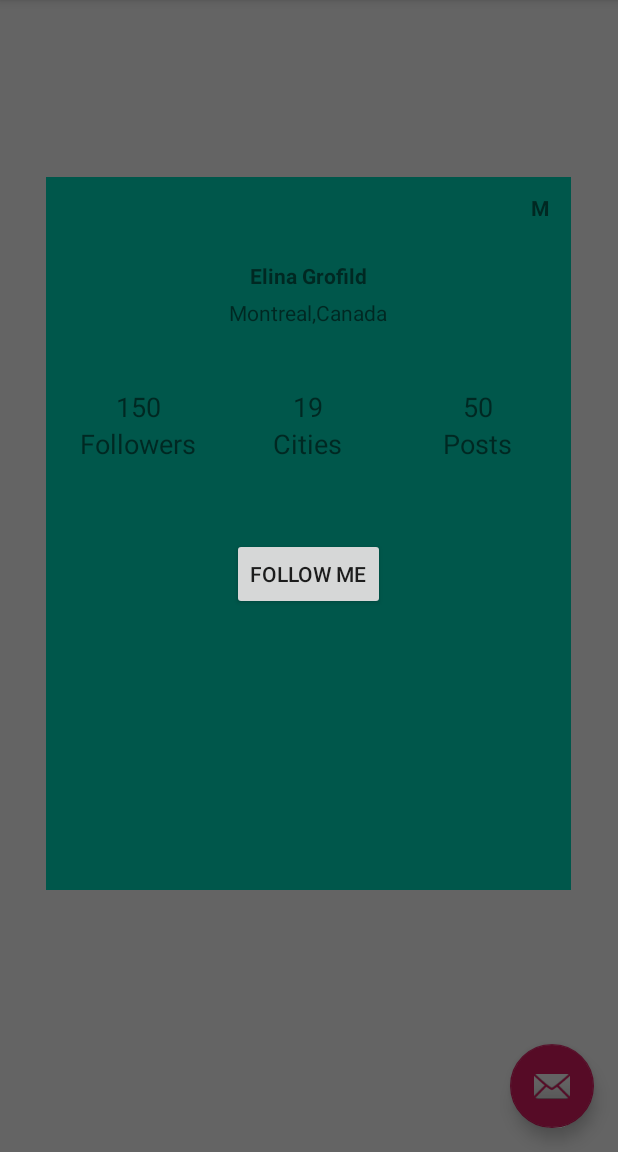
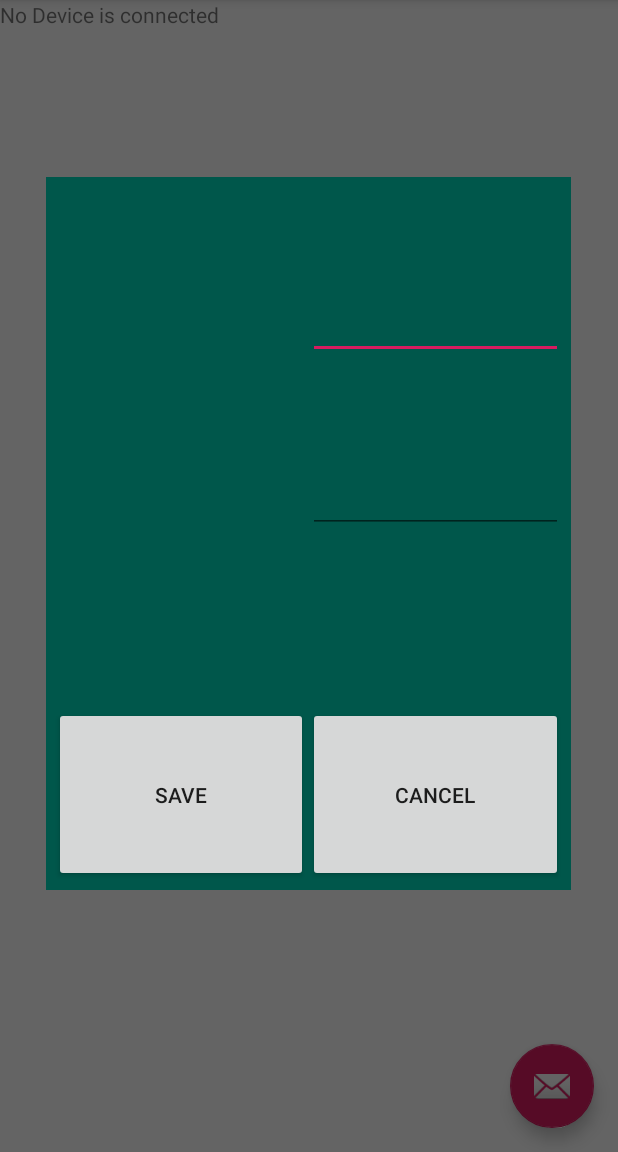
Before and after one commit to keshu6598/ExAppMs, an Android app: the screen it shows after launch (MainActivity), after a tap on an icon or button, on a phone screen of 412 x 824 dp, the part 84-1236 px from its top. Run offline under Robolectric (Android 15) with nearby library versions, the phone set to English and light mode, and no system bars.

```diff
--- /dev/null
+++ b/ExAppMS2/app/src/main/java/com/example/exappms/DBManager.java
@@ -0,0 +1,59 @@
+package com.example.exappms;
+
+import android.content.ContentValues;
+import android.content.Context;
+import android.database.Cursor;
+import android.database.SQLException;
+import android.database.sqlite.SQLiteDatabase;
+
+public class DBManager {
+
+    private DatabaseHelper dbHelper;
+
+    private Context context;
+
+    private SQLiteDatabase database;
+
+    public DBManager(Context c) {
+        context = c;
+    }
+
+    public DBManager open() throws SQLException {
+        dbHelper = new DatabaseHelper(context);
+        database = dbHelper.getWritableDatabase();
+        return this;
+    }
+
+    public void close() {
+        dbHelper.close();
+    }
+
+    public void insert(String room_name, String rasp_id) {
+        ContentValues contentValue = new ContentValues();
+        contentValue.put(DatabaseHelper.SUBJECT, room_name);
+        contentValue.put(DatabaseHelper.DESC, rasp_id);
+        database.insert(DatabaseHelper.TABLE_NAME, null, contentValue);
+    }
+
+    public Cursor fetch() {
+        String[] columns = new String[] { DatabaseHelper._ID, DatabaseHelper.SUBJECT, DatabaseHelper.DESC };
+        Cursor cursor = database.query(DatabaseHelper.TABLE_NAME, columns, null, null, null, null, null);
+        if (cursor != null) {
+            cursor.moveToFirst();
+        }
+        return cursor;
+    }
+
+    public int update(String room_number_id,String room_number, String resp_details) {
+        ContentValues contentValues = new ContentValues();
+        contentValues.put(DatabaseHelper.SUBJECT, room_number);
+        contentValues.put(DatabaseHelper.DESC, resp_details);
+        int i = database.update(DatabaseHelper.TABLE_NAME, contentValues, DatabaseHelper.SUBJECT + " =  \"" + room_number_id + "\"", null);
+        return i;
+    }
+
+    public void delete(String room_number) {
+        database.delete(DatabaseHelper.TABLE_NAME, DatabaseHelper.SUBJECT + "= \"" + room_number + "\"", null);
+    }
+
+}
--- /dev/null
+++ b/ExAppMS2/app/src/main/java/com/example/exappms/DatabaseHelper.java
@@ -0,0 +1,41 @@
+package com.example.exappms;
+
+import android.content.Context;
+import android.database.sqlite.SQLiteDatabase;
+import android.database.sqlite.SQLiteOpenHelper;
+
+public class DatabaseHelper extends SQLiteOpenHelper {
+
+    // Table Name
+    public static final String TABLE_NAME = "COUNTRIES";
+
+    // Table columns
+    public static final String _ID = "_id";
+    public static final String SUBJECT = "subject";
+    public static final String DESC = "description";
+
+    // Database Information
+    static final String DB_NAME = "JOURNALDEV_COUNTRIES.DB";
+
+    // database version
+    static final int DB_VERSION = 1;
+
+    // Creating table query
+    private static final String CREATE_TABLE = "create table " + TABLE_NAME + "(" + _ID
+            + " INTEGER PRIMARY KEY AUTOINCREMENT, " + SUBJECT + " TEXT NOT NULL, " + DESC + " TEXT);";
+
+    public DatabaseHelper(Context context) {
+        super(context, DB_NAME, null, DB_VERSION);
+    }
+
+    @Override
+    public void onCreate(SQLiteDatabase db) {
+        db.execSQL(CREATE_TABLE);
+    }
+
+    @Override
+    public void onUpgrade(SQLiteDatabase db, int oldVersion, int newVersion) {
+        db.execSQL("DROP TABLE IF EXISTS " + TABLE_NAME);
+        onCreate(db);
+    }
+}
--- a/ExAppMS2/app/src/main/java/com/example/exappms/MainActivity.java
+++ b/ExAppMS2/app/src/main/java/com/example/exappms/MainActivity.java
@@ -1,40 +1,78 @@
 package com.example.exappms;
 
 import android.app.Dialog;
-import android.content.Context;
+import android.content.Intent;
+import android.database.Cursor;
 import android.graphics.Color;
 import android.graphics.drawable.ColorDrawable;
-import android.os.Build;
 import android.os.Bundle;
 
 import com.google.android.material.floatingactionbutton.FloatingActionButton;
-import com.google.android.material.snackbar.Snackbar;
-
 import androidx.appcompat.app.AppCompatActivity;
 import androidx.appcompat.widget.Toolbar;
 
-import android.provider.ContactsContract;
-import android.view.Gravity;
-import android.view.LayoutInflater;
 import android.view.View;
 import android.view.Menu;
 import android.view.MenuItem;
-import android.view.ViewGroup;
+import android.widget.AdapterView;
 import android.widget.Button;
-import android.widget.LinearLayout;
-import android.widget.PopupWindow;
-import android.widget.RelativeLayout;
+import android.widget.EditText;
+import android.widget.ListView;
+import android.widget.SimpleCursorAdapter;
 import android.widget.TextView;
 
 public class MainActivity extends AppCompatActivity {
     Dialog myDialog;
+    private SimpleCursorAdapter adapter;
+    private DBManager dbManager;
+    private ListView listView;
 
+    final String[] from = new String[] {DatabaseHelper.SUBJECT, DatabaseHelper.DESC};
+
+    final int[] to = new int[] { R.id.room_number, R.id.rasp_details};
     @Override
     protected void onCreate(Bundle savedInstanceState) {
         super.onCreate(savedInstanceState);
         setContentView(R.layout.activity_main);
         Toolbar toolbar = findViewById(R.id.toolbar);
         setSupportActionBar(toolbar);
+
+        dbManager = new DBManager(this);
+        dbManager.open();
+        Cursor cursor = dbManager.fetch();
+
+        listView = findViewById(R.id.all_pi_details);
+        listView.setEmptyView(findViewById(R.id.empty));
+
+
+        adapter = new SimpleCursorAdapter(this, R.layout.list_view_layout, cursor, from, to, 0);
+        adapter.notifyDataSetChanged();
+
+        listView.setAdapter(adapter);
+
+        // On click listener for item on the list view.
+        listView.setOnItemClickListener(new AdapterView.OnItemClickListener() {
+            @Override
+            public void onItemClick(AdapterView<?> parent, View view, int position, long viewId) {
+            }
+        });
+
+        // On hold listener for the item in the list view.
+        listView.setOnItemLongClickListener(new AdapterView.OnItemLongClickListener() {
+            @Override
+            public boolean onItemLongClick(AdapterView<?> parent, View view, int position, long id) {
+                String room_number_to_change = ((TextView) view.findViewById(R.id.room_number)).getText().toString();
+                String rasp_detail_to_change = ((TextView) view.findViewById(R.id.rasp_details)).getText().toString();
+
+
+                Intent modify_intent = new Intent(getApplicationContext(), ModifyRespberrypi.class);
+                modify_intent.putExtra("room_number_to_change", room_number_to_change);
+                modify_intent.putExtra("rasp_detail_to_change", rasp_detail_to_change );
+
+                startActivity(modify_intent);
+                return true;
+            }
+        });
 
         myDialog = new Dialog(this);
         FloatingActionButton fab = findViewById(R.id.fab);
@@ -46,7 +84,6 @@ public class MainActivity extends AppCompatActivity {
         });
 
     }
-
 
     @Override
     public boolean onCreateOptionsMenu(Menu menu) {
@@ -71,19 +108,34 @@ public class MainActivity extends AppCompatActivity {
     }
 
     public void ShowPopup(View v) {
-        TextView txtclose;
-        Button btnFollow;
+
         myDialog.setContentView(R.layout.pop_up_window);
-        txtclose =(TextView) myDialog.findViewById(R.id.txtclose);
-        txtclose.setText("M");
-        btnFollow = (Button) myDialog.findViewById(R.id.btnfollow);
-        txtclose.setOnClickListener(new View.OnClickListener() {
+
+        Button cancel = myDialog.findViewById(R.id.cancel);
+        Button save = myDialog.findViewById(R.id.add);
+        final EditText et_roomno = myDialog.findViewById(R.id.et_roomno);
+        final EditText et_rspid = myDialog.findViewById(R.id.et_rspid);
+        cancel.setOnClickListener(new View.OnClickListener() {
             @Override
             public void onClick(View v) {
                 myDialog.dismiss();
             }
         });
+        save.setOnClickListener(new View.OnClickListener() {
+            @Override
+            public void onClick(View v) {
+                dbManager.insert(et_roomno.getText().toString(), et_rspid.getText().toString());
+                returnHome();
+            }
+        });
         myDialog.getWindow().setBackgroundDrawable(new ColorDrawable(Color.TRANSPARENT));
         myDialog.show();
     }
+
+    // Used to start the home Activity.
+    public void returnHome() {
+        Intent home_intend = new Intent(MainActivity.this, MainActivity.class)
+                .setFlags(Intent.FLAG_ACTIVITY_CLEAR_TOP);
+        startActivity(home_intend);
+    }
 }
--- a/ExAppMS2/app/src/main/res/layout/activity_main.xml
+++ b/ExAppMS2/app/src/main/res/layout/activity_main.xml
@@ -5,7 +5,10 @@
     android:layout_width="match_parent"
     android:layout_height="match_parent"
     tools:context=".MainActivity">
-
+    <LinearLayout
+        android:layout_width="match_parent"
+        android:layout_height="match_parent"
+        android:orientation="vertical">
     <com.google.android.material.appbar.AppBarLayout
         android:layout_width="match_parent"
         android:layout_height="wrap_content"
@@ -19,8 +22,29 @@
             app:popupTheme="@style/AppTheme.PopupOverlay" />
 
     </com.google.android.material.appbar.AppBarLayout>
+        <LinearLayout
+            android:layout_width="match_parent"
+            android:layout_height="match_parent"
+            android:orientation="vertical"
+            >
+
+            <ListView
+                android:id="@+id/all_pi_details"
+                android:layout_width="match_parent"
+                android:layout_height="wrap_content"
+                android:dividerHeight="1dp"
+                android:padding="10dp" />
+            <TextView
+                android:id="@+id/empty"
+                android:layout_width="wrap_content"
+                android:layout_height="wrap_content"
+                android:layout_centerInParent="true"
+                android:text="No Device is connected" />
 
 
+        </LinearLayout>
+
+    </LinearLayout>
     <com.google.android.material.floatingactionbutton.FloatingActionButton
         android:id="@+id/fab"
         android:layout_width="wrap_content"
--- a/ExAppMS2/app/src/main/res/layout/pop_up_window.xml
+++ b/ExAppMS2/app/src/main/res/layout/pop_up_window.xml
@@ -6,104 +6,66 @@
     android:background="@color/colorPrimaryDark"
     android:padding="5dp"
     android:layout_gravity="center">
+<LinearLayout
+    android:layout_width="match_parent"
+    android:layout_height="0dp"
+    android:orientation="horizontal"
+    android:layout_weight="1">
     <TextView
-        android:id="@+id/txtclose"
-        android:layout_width="30dp"
-        android:layout_height="30dp"
-        android:text="X"
-        android:textStyle="bold"
-        android:layout_gravity="end"
-        android:gravity="center"/>
+        android:layout_width="0dp"
+        android:layout_height="match_parent"
+        android:layout_weight="1"
+        android:id="@+id/tx_roomno"
+        />
+        <EditText
+            android:layout_width="0dp"
+            android:layout_height="match_parent"
+            android:layout_weight="1"
+            android:id="@+id/et_roomno"
+            />
+</LinearLayout>
     <LinearLayout
         android:layout_width="match_parent"
-        android:layout_height="wrap_content"
-        android:orientation="vertical">
-        <ImageView
-            android:layout_width="wrap_content"
-            android:layout_height="wrap_content"
-            android:layout_gravity="center"
-            android:layout_marginTop="15dp"/>
+        android:layout_height="0dp"
+        android:orientation="horizontal"
+        android:layout_weight="1">
         <TextView
-            android:layout_width="wrap_content"
-            android:layout_height="wrap_content"
-            android:text="Elina Grofild"
-            android:textStyle="bold"
-            android:layout_gravity="center_horizontal"
-            android:layout_marginTop="5dp"/>
-        <TextView
-            android:layout_width="wrap_content"
-            android:layout_height="wrap_content"
-            android:text="Montreal,Canada"
-            android:layout_gravity="center_horizontal"
-            android:layout_marginTop="5dp"/>
+            android:layout_width="0dp"
+            android:layout_height="match_parent"
+            android:layout_weight="1"
+            android:id="@+id/tx_respid"
+            />
+        <EditText
+            android:layout_width="0dp"
+            android:layout_height="match_parent"
+            android:id="@+id/et_rspid"
+            android:layout_weight="1"/>
     </LinearLayout>
     <LinearLayout
-        android:layout_marginTop="15dp"
+        android:layout_width="match_parent"
+        android:layout_height="0dp"
         android:orientation="horizontal"
+        android:layout_weight="1">
+
+    </LinearLayout>
+    <LinearLayout
         android:layout_width="match_parent"
-        android:layout_height="wrap_content">
-        <LinearLayout
-            android:gravity="center"
-            android:orientation="vertical"
+        android:layout_height="0dp"
+        android:orientation="horizontal"
+        android:layout_weight="1">
+        <Button
+            android:layout_width="0dp"
+            android:layout_height="match_parent"
             android:layout_weight="1"
+            android:text="SAVE"
+            android:id="@+id/add"
+            />
+        <Button
             android:layout_width="0dp"
-            android:layout_height="100dp">
-
-            <TextView
-                android:layout_width="wrap_content"
-                android:layout_height="wrap_content"
-                android:text="150"
-                android:textSize="18sp"/>
-            <TextView
-                android:layout_width="wrap_content"
-                android:layout_height="wrap_content"
-                android:text="Followers"
-                android:textSize="18sp"/>
-        </LinearLayout>
-        <LinearLayout
-            android:gravity="center"
-            android:orientation="vertical"
+            android:layout_height="match_parent"
             android:layout_weight="1"
-            android:layout_width="0dp"
-            android:layout_height="100dp">
-
-            <TextView
-                android:layout_width="wrap_content"
-                android:layout_height="wrap_content"
-                android:text="19"
-                android:textSize="18sp"/>
-            <TextView
-                android:layout_width="wrap_content"
-                android:layout_height="wrap_content"
-                android:text="Cities"
-                android:textSize="18sp"/>
-        </LinearLayout>
-        <LinearLayout
-            android:gravity="center"
-            android:orientation="vertical"
-            android:layout_weight="1"
-            android:layout_width="0dp"
-            android:layout_height="100dp">
-
-            <TextView
-                android:layout_width="wrap_content"
-                android:layout_height="wrap_content"
-                android:text="50"
-                android:textSize="18sp"/>
-            <TextView
-                android:layout_width="wrap_content"
-                android:layout_height="wrap_content"
-                android:text="Posts"
-                android:textSize="18sp"/>
-        </LinearLayout>
+            android:text="CANCEL"
+            android:id="@+id/cancel"
+            />
     </LinearLayout>
-
-    <Button
-        android:id="@+id/btnfollow"
-        android:layout_width="wrap_content"
-        android:layout_height="wrap_content"
-        android:text="Follow Me"
-        android:layout_marginTop="25dp"
-        android:layout_gravity="center_horizontal"/>
-
 </LinearLayout>
```
Also changed, not shown: ExAppMS2/app/src/main/AndroidManifest.xml (+7 -1 lines), ExAppMS2/app/src/main/java/com/example/exappms/ModifyRespberrypi.java (added, +68 -0 lines), ExAppMS2/app/src/main/res/layout/activity_modify.xml (added, +9 -0 lines), ExAppMS2/app/src/main/res/layout/list_view_layout.xml (added, +21 -0 lines), ExAppMS2/app/src/main/res/layout/modify_respberry_pi.xml (added, +50 -0 lines).
